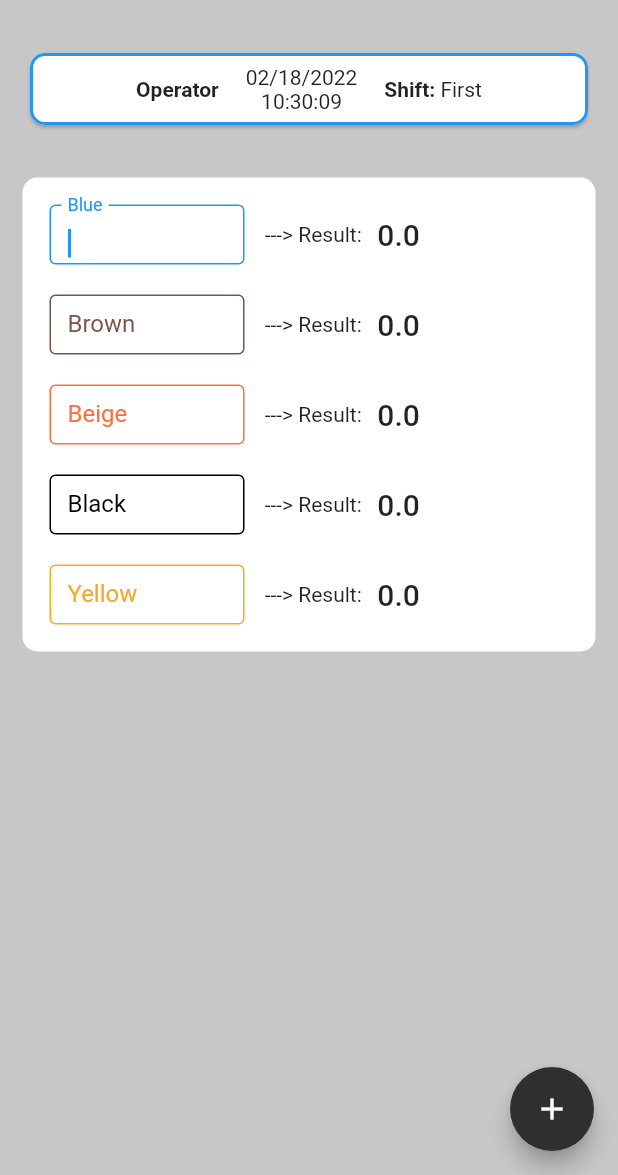
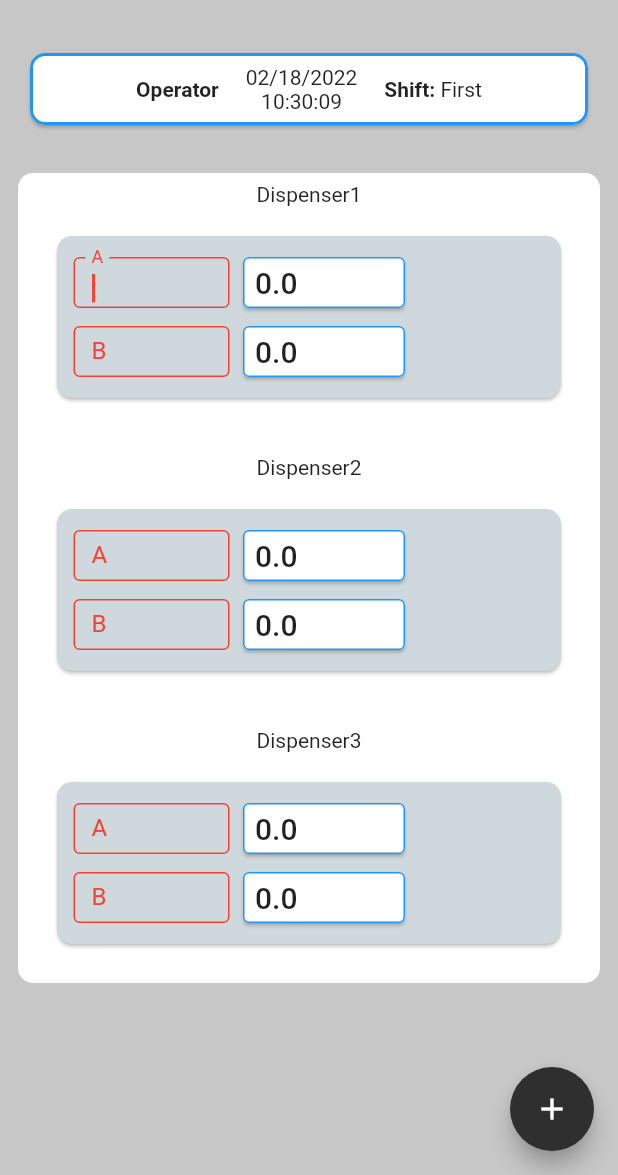
Before and after one commit to arrousta/ftm_service_app, a Flutter app: the screen it shows after launch, after a tap on the "add" icon, on a phone screen of 412 x 824 dp, the part 61-1236 px from its top. Run offline on Flutter 3.47's test engine with Material 2 defaults, Android fonts, the phone set to English and light mode, and no system bars.

Commit message:
Complete first UI and fix bug

```diff
--- a/lib/screens/home.dart
+++ b/lib/screens/home.dart
@@ -13,37 +13,38 @@ class Home extends StatefulWidget {
 }
 
 class _HomeState extends State<Home> {
-  late String _rBlue = "0.0",
-      _rBrown = "0.0",
-      _rBeige = "0.0",
-      _rBlack = "0.0",
-      _rYellow = "0.0";
+  late String _dispenser1A = "0.0",
+      _dispenser1B = "0.0",
+      _dispenser2A = "0.0",
+      _dispenser2B = "0.0",
+      _dispenser3A = "0.0",
+      _dispenser3B = "0.0";
 
   int fractionDigits = 2;
 
-  final mNumber = TextEditingController();
-  final mBlue = TextEditingController();
-  final mBrown = TextEditingController();
-  final mBeige = TextEditingController();
-  final mBlack = TextEditingController();
-  final mYellow = TextEditingController();
+  final dispenser1A = TextEditingController();
+  final dispenser1B = TextEditingController();
+  final dispenser2A = TextEditingController();
+  final dispenser2B = TextEditingController();
+  final dispenser3A = TextEditingController();
+  final dispenser3B = TextEditingController();
 
   void _incrementCounter() {
     setState(() {
-      double number = double.parse(mNumber.text);
-      double blue = double.parse(mBlue.text);
-      double brown = double.parse(mBrown.text);
-      double beige = double.parse(mBeige.text);
-      double black = double.parse(mBlack.text);
-      double yellow = double.parse(mYellow.text);
+      double dis1 = double.parse(dispenser1A.text);
+      double dis2 = double.parse(dispenser1B.text);
+      double dis3 = double.parse(dispenser2A.text);
+      double dis4 = double.parse(dispenser2B.text);
+      double dis5 = double.parse(dispenser3A.text);
+      double dis6 = double.parse(dispenser3B.text);
 
-      String mResult = (number * 65 * 65 * 0.0001).toStringAsFixed(4);
-      double result = double.parse(mResult);
-      _rBlue = (result * blue * 0.01).toStringAsFixed(fractionDigits);
-      _rBrown = (result * brown * 0.01).toStringAsFixed(fractionDigits);
-      _rBeige = (result * beige * 0.01).toStringAsFixed(fractionDigits);
-      _rBlack = (result * black * 0.01).toStringAsFixed(fractionDigits);
-      _rYellow = (result * yellow * 0.01).toStringAsFixed(fractionDigits);
+      double result = 1.0;
+      _dispenser1A = (result * dis1 * 0.01).toStringAsFixed(fractionDigits);
+      _dispenser1B = (result * dis2 * 0.01).toStringAsFixed(fractionDigits);
+      _dispenser2A = (result * dis3 * 0.01).toStringAsFixed(fractionDigits);
+      _dispenser2B = (result * dis4 * 0.01).toStringAsFixed(fractionDigits);
+      _dispenser3A = (result * dis5 * 0.01).toStringAsFixed(fractionDigits);
+      _dispenser3B = (result * dis6 * 0.01).toStringAsFixed(fractionDigits);
     });
   }
 
@@ -92,8 +93,8 @@ class _HomeState extends State<Home> {
                 ),
               ),
               Container(
-                padding: const EdgeInsets.all(8.0),
-                margin: const EdgeInsets.all(15.0),
+                padding: const EdgeInsets.all(6.0),
+                margin: const EdgeInsets.all(12.0),
                 decoration: BoxDecoration(
                   color: Colors.white,
                   borderRadius: BorderRadius.circular(10.0),
@@ -101,33 +102,88 @@ class _HomeState extends State<Home> {
                 child: Column(
                   mainAxisAlignment: MainAxisAlignment.center,
                   children: [
-                    // const TimeAndDate(),
+                    const Text('Dispenser1'),
+                    Card(
+                      color: Colors.blueGrey.shade100,
+                      shape: RoundedRectangleBorder(
+                        borderRadius: BorderRadius.circular(10),
+                      ),
+                      margin: const EdgeInsets.all(20.0),
+                      child: Padding(
+                        padding: const EdgeInsets.all(8.0),
+                        child: Column(
+                          children: [
+                            MyTextFieldCustomized(
+                                title: "A",
+                                color: Colors.red,
+                                controller: dispenser1A,
+                                value: _dispenser1A),
+                            MyTextFieldCustomized(
+                                title: "B",
+                                color: Colors.red,
+                                controller: dispenser1B,
+                                value: _dispenser1B),
+                          ],
+                        ),
+                      ),
+                    ),
+                    const SizedBox(
+                      height: 18.0,
+                    ),
+                    const Text('Dispenser2'),
+                    Card(
+                      color: Colors.blueGrey.shade100,
+                      shape: RoundedRectangleBorder(
+                        borderRadius: BorderRadius.circular(10),
+                      ),
+                      margin: const EdgeInsets.all(20.0),
+                      child: Padding(
+                        padding: const EdgeInsets.all(8.0),
+                        child: Column(
+                          children: [
+                            MyTextFieldCustomized(
+                                title: "A",
+                                color: Colors.red,
+                                controller: dispenser2A,
+                                value: _dispenser2A),
+                            MyTextFieldCustomized(
+                                title: "B",
+                                color: Colors.red,
+                                controller: dispenser2B,
+                                value: _dispenser2B),
+                          ],
+                        ),
+                      ),
+                    ),
 
+                    const SizedBox(
+                      height: 18.0,
+                    ),
+                    const Text('Dispenser3'),
+                    Card(
+                      color: Colors.blueGrey.shade100,
+                      shape: RoundedRectangleBorder(
+                        borderRadius: BorderRadius.circular(10),
+                      ),
+                      margin: const EdgeInsets.all(20.0),
+                      child: Padding(
+                        padding: const EdgeInsets.all(8.0),
+                        child: Column(
+                          children: [
                             MyTextFieldCustomized(
-                        title: "Blue",
-                        color: Colors.blue,
-                        controller: mBlue,
-                        value: _rBlue),
+                                title: "A",
+                                color: Colors.red,
+                                controller: dispenser3A,
+                                value: _dispenser3A),
                             MyTextFieldCustomized(
-                        title: "Brown",
-                        color: Colors.brown,
-                        controller: mBrown,
-                        value: _rBrown),
-                    MyTextFieldCustomized(
-                        title: "Beige",
-                        color: Colors.deepOrangeAccent,
-                        controller: mBeige,
-                        value: _rBeige),
-                    MyTextFieldCustomized(
-                        title: "Black",
-                        color: Colors.black,
-                        controller: mBlack,
-                        value: _rBlack),
-                    MyTextFieldCustomized(
-                        title: "Yellow",
-                        color: Colors.yellow.shade800,
-                        controller: mYellow,
-                        value: _rYellow),
+                                title: "B",
+                                color: Colors.red,
+                                controller: dispenser3B,
+                                value: _dispenser3B),
+                          ],
+                        ),
+                      ),
+                    ),
                   ],
                 ),
               ),
@@ -165,9 +221,9 @@ class MyTextFieldCustomized extends StatelessWidget {
       mainAxisAlignment: MainAxisAlignment.start,
       children: [
         Container(
-          width: 150.0,
-          height: 60.0,
-          padding: const EdgeInsets.all(10),
+          width: 110.0,
+          height: 40.0,
+          padding: const EdgeInsets.all(3),
           child: TextField(
             // textInputAction: textInputAction,
             textInputAction: TextInputAction.next,
@@ -182,6 +238,7 @@ class MyTextFieldCustomized extends StatelessWidget {
               FilteringTextInputFormatter.digitsOnly
             ],
             decoration: InputDecoration(
+                fillColor: Colors.white,
                 enabledBorder: OutlineInputBorder(
                   borderSide: BorderSide(color: color),
                 ),
@@ -197,13 +254,24 @@ class MyTextFieldCustomized extends StatelessWidget {
                 )),
           ),
         ),
-        const Text(
-          ' ---> Result:   ',
+        Card(
+          color: Colors.white,
+          shape: RoundedRectangleBorder(
+            side: const BorderSide(color: Colors.blue, width: 1),
+            borderRadius: BorderRadius.circular(4),
           ),
-        Text(
+          margin: const EdgeInsets.all(6.0),
+          child: Container(
+            alignment: Alignment.centerLeft,
+            margin: const EdgeInsets.only(left: 8.0),
+            width: 100.0,
+            height: 34.0,
+            child: Text(
               // '$_counter',
               '$value',
               style: Theme.of(context).textTheme.headline6,
+            ),
+          ),
         ),
       ],
     );
```
Lines whose indentation alone changed are shown as unchanged.
